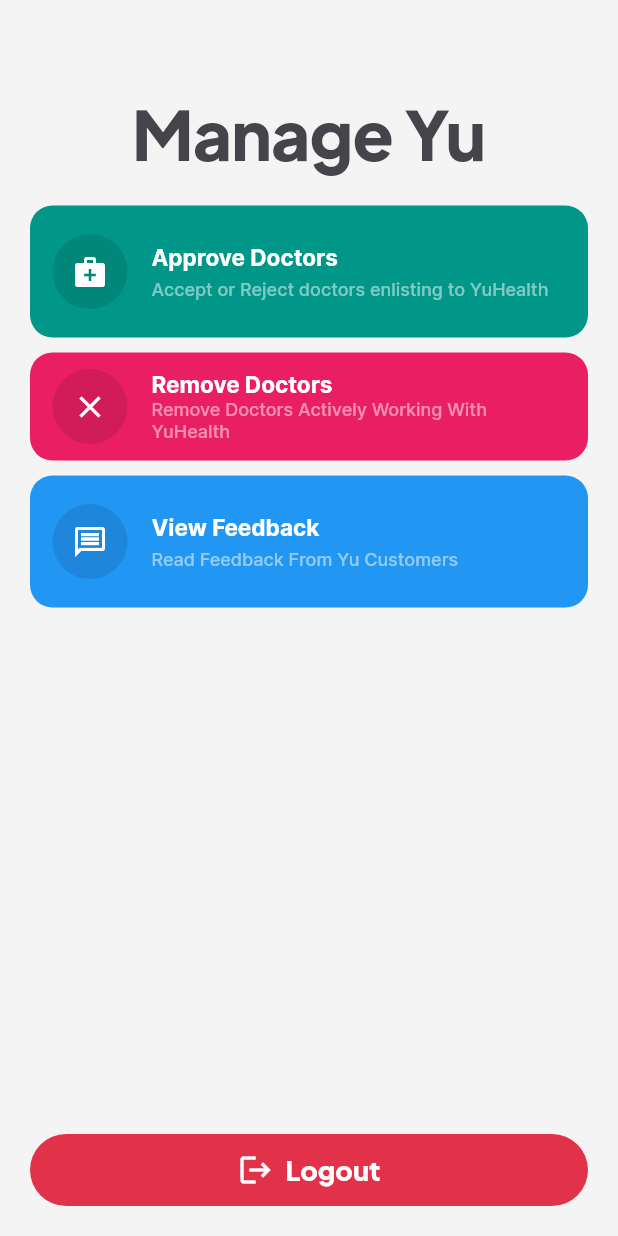
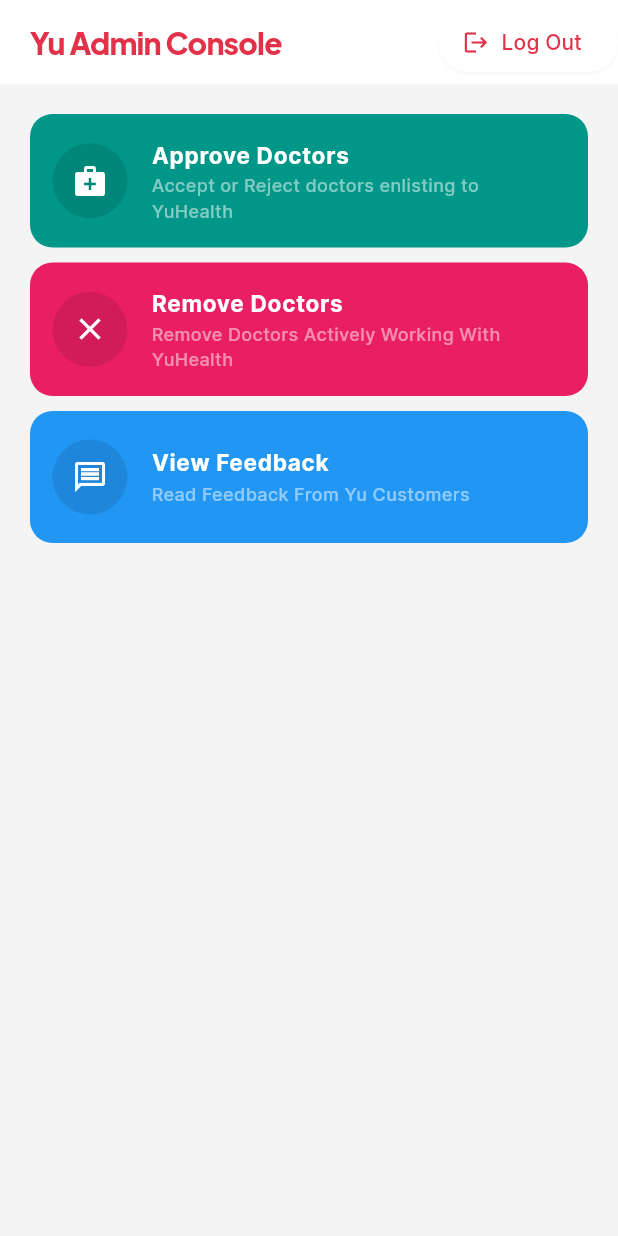
Before and after one commit to PremjithK/project_yuhealth_admin, a Flutter app: the DashboardPage screen opened directly, on a phone screen of 412 x 824 dp. Run offline on Flutter 3.47's test engine with Material 2 defaults, Android fonts, the phone set to English and light mode, and no system bars; our stand-ins replace bloc, flutter_slidable, get; generated files the repository leaves out were written again.

Commit message:
Redesgined theme

```diff
--- a/lib/app/view/app.dart
+++ b/lib/app/view/app.dart
@@ -11,7 +11,6 @@ class App extends StatelessWidget {
   Widget build(BuildContext context) {
     return GetMaterialApp(
       debugShowCheckedModeBanner: false,
-      darkTheme: darkTheme,
       theme: lightTheme,
       themeMode: ThemeMode.light,
       localizationsDelegates: AppLocalizations.localizationsDelegates,
--- a/lib/custom_widgets/doctor_approval_tile.dart
+++ b/lib/custom_widgets/doctor_approval_tile.dart
@@ -3,7 +3,7 @@ import 'package:flutter_slidable/flutter_slidable.dart';
 import 'package:yu_health_admin/custom_widgets/spacing.dart';
 
 class DoctorApprovalTile extends StatefulWidget {
-  DoctorApprovalTile({
+  const DoctorApprovalTile({
     required this.name,
     required this.qualification,
     required this.department,
@@ -37,7 +37,7 @@ class DoctorApprovalTile extends StatefulWidget {
   final void Function(BuildContext)? onDetails;
 
   //Styles
-  double contentRadius = 10;
+  final double contentRadius = 10;
 
   //
   @override
--- a/lib/custom_widgets/doctor_remove_tile.dart
+++ b/lib/custom_widgets/doctor_remove_tile.dart
@@ -31,7 +31,7 @@ class DoctorRemovalTile extends StatefulWidget {
   final void Function(BuildContext)? onRemoved;
 
   //Styles
-  double contentRadius = 15;
+  final double contentRadius = 15;
 
   //
   @override
--- a/lib/custom_widgets/theme.dart
+++ b/lib/custom_widgets/theme.dart
@@ -1,9 +1,28 @@
+import 'dart:ui';
+
 import 'package:flutter/material.dart';
 
 const String fontFamily = 'PlusJakarta';
 const String altFontFamily = 'Inter';
 
 ThemeData lightTheme = ThemeData(
+  appBarTheme: const AppBarTheme(
+    titleSpacing: 20,
+    titleTextStyle: TextStyle(
+        fontFamily: fontFamily,
+        color: Color.fromARGB(255, 226, 50, 73),
+        fontSize: 20,
+        letterSpacing: -0.5,
+        fontVariations: [FontVariation('wght', 800)]),
+    iconTheme: IconThemeData(
+      color: Color.fromARGB(255, 226, 50, 73),
+    ),
+    actionsIconTheme: IconThemeData(
+      color: Color.fromARGB(255, 226, 50, 73),
+    ),
+  ),
+
+  useMaterial3: true,
   fontFamily: altFontFamily,
   brightness: Brightness.light,
 
@@ -23,7 +42,7 @@ ThemeData lightTheme = ThemeData(
     background: const Color.fromRGBO(244, 244, 245, 1),
     onBackground: Colors.white,
 
-    primary: Color.fromARGB(255, 226, 50, 73),
+    primary: const Color.fromARGB(255, 226, 50, 73),
     inversePrimary: Colors.white,
 
     secondary: Colors.grey.shade200,
@@ -38,35 +57,3 @@ ThemeData lightTheme = ThemeData(
     tertiary: const Color.fromRGBO(68, 68, 75, 1),
   ),
 );
-
-//DARK
-ThemeData darkTheme = ThemeData(
-  //Text Theme
-  textTheme: const TextTheme(
-    displayLarge: TextStyle(
-      color: Colors.white,
-    ),
-    displayMedium: TextStyle(
-      color: Colors.white,
-    ),
-  ),
-
-  fontFamily: fontFamily,
-  colorScheme: ColorScheme.dark(
-    //Backgrounds
-    background: Colors.black,
-    onBackground: Colors.grey.shade900,
-
-    // Main Colors
-    primary: const Color.fromARGB(255, 181, 40, 59),
-    secondary: Colors.grey.shade200,
-    //Lines
-    outline: const Color.fromARGB(255, 181, 40, 59),
-
-    outlineVariant: const Color.fromRGBO(19, 19, 22, 0.25),
-    // Drop Shadow Color
-    shadow: const Color.fromRGBO(255, 255, 255, 0.15),
-    //Text
-    tertiary: const Color.fromRGBO(68, 68, 75, 1),
-  ),
-);
--- a/lib/dashboard_page/view/dashboard_page.dart
+++ b/lib/dashboard_page/view/dashboard_page.dart
@@ -1,10 +1,8 @@
 import 'package:flutter/material.dart';
 import 'package:get/get.dart';
 import 'package:yu_health_admin/approve_doctors_page/view/approve_doctors.dart';
-import 'package:yu_health_admin/custom_widgets/bold_elevated_buttons.dart';
 import 'package:yu_health_admin/custom_widgets/colored_option_container.dart';
 import 'package:yu_health_admin/custom_widgets/spacing.dart';
-import 'package:yu_health_admin/custom_widgets/text_types.dart';
 import 'package:yu_health_admin/remove_doctors_page/view/remove_doctors.dart';
 import 'package:yu_health_admin/view_feedback_page/view_feedback.dart';
 
@@ -17,22 +15,23 @@ class DashboardPage extends StatelessWidget {
 
     // UI
     return Scaffold(
+      appBar: AppBar(
+        automaticallyImplyLeading: false,
+        scrolledUnderElevation: 0,
+        leadingWidth: 10,
+        title: const Text('Yu Admin Console'),
+        actions: [
+          ElevatedButton.icon(
+            onPressed: () {},
+            icon: const Icon(Icons.logout),
+            label: const Text('Log Out'),
+          ),
+        ],
+      ),
       backgroundColor: theme.background,
-      body: SingleChildScrollView(
-        child: Padding(
-          padding: const EdgeInsets.only(
-            top: 60,
-            left: 20,
-            right: 20,
-            bottom: 20,
-          ),
-          child: Column(
-            mainAxisAlignment: MainAxisAlignment.spaceBetween,
+      body: ListView(
+        padding: const EdgeInsets.symmetric(horizontal: 20),
         children: [
-              Center(
-                child: Column(
-                  children: [
-                    const MainHeading(text: 'Manage Yu'),
           heightspace(20),
           ColoredOptionContainer(
             color: Colors.teal,
@@ -40,7 +39,7 @@ class DashboardPage extends StatelessWidget {
             subTitle: 'Accept or Reject doctors enlisting to YuHealth',
             icon: const Icon(Icons.medical_services),
             onTap: () {
-                        Get.to<Widget>(ApproveDoctorsPage());
+              Get.to<Widget>(const ApproveDoctorsPage());
             },
           ),
           heightspace(10),
@@ -49,8 +48,8 @@ class DashboardPage extends StatelessWidget {
             title: 'Remove Doctors',
             subTitle: 'Remove Doctors Actively Working With YuHealth',
             icon: const Icon(Icons.close),
-                      onTap: () => Get.to(
-                        RemoveDoctorsPage(),
+            onTap: () => Get.to<Widget>(
+              const RemoveDoctorsPage(),
             ),
           ),
           heightspace(10),
@@ -60,36 +59,12 @@ class DashboardPage extends StatelessWidget {
             subTitle: 'Read Feedback From Yu Customers',
             icon: const Icon(Icons.message_outlined),
             onTap: () {
-                        Get.to<Widget>(ViewFeedbackPage());
+              Get.to<Widget>(const ViewFeedbackPage());
             },
           ),
           heightspace(10),
         ],
       ),
-              ),
-              //
-            ],
-          ),
-        ),
-      ),
-      bottomNavigationBar: BottomAppBar(
-        elevation: 0,
-        color: Colors.transparent,
-        shadowColor: Colors.transparent,
-        // padding: EdgeInsets.symmetric(vertical: 20, horizontal: 20),
-        padding: const EdgeInsets.only(bottom: 20, left: 20, right: 20),
-        child: SizedBox(
-          width: double.infinity,
-          child: BoldElevatedButtonWithIcon(
-            onPressed: () {},
-            label: 'Logout',
-            icon: const Icon(
-              Icons.logout,
-              color: Colors.white,
-            ),
-          ),
-        ),
-      ),
     );
   }
 }
--- a/lib/login_page/view/login_page.dart
+++ b/lib/login_page/view/login_page.dart
@@ -63,7 +63,7 @@ class LoginPage extends StatelessWidget {
                     label: 'Log In',
                     onPressed: () {
                       if (_formKey.currentState!.validate()) {
-                        Get.to<Widget>(DashboardPage());
+                        Get.to<Widget>(const DashboardPage());
                       }
                     },
                   ),
```
Lines whose indentation alone changed are shown as unchanged.
